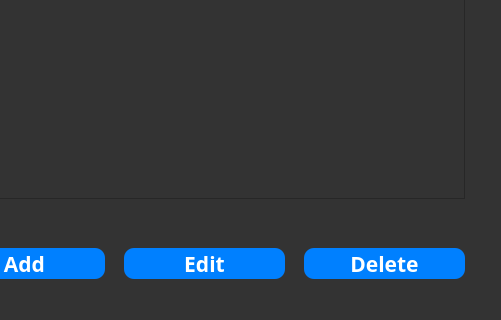
First picture: the form in ui/main.ui, repository Alchemmist/SchoolRing, before the edit; both pictures show x 286 to 787 and y 262 to 582 of the 787 by 582 pixel window.
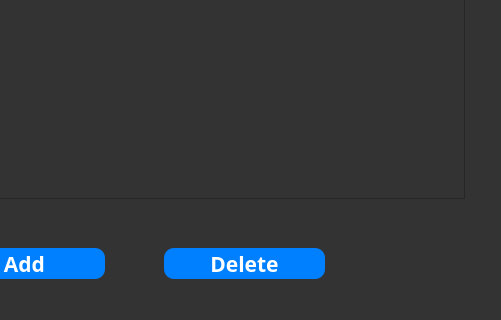
Second picture: the form after the edit. Icons and pictures are not drawn.

```diff
--- a/ui/main.ui
+++ b/ui/main.ui
@@ -301,36 +301,6 @@
        <string>Add</string>
       </property>
      </widget>
-     <widget class="QPushButton" name="edit_schedule_button">
-      <property name="geometry">
-       <rect>
-        <x>390</x>
-        <y>520</y>
-        <width>161</width>
-        <height>31</height>
-       </rect>
-      </property>
-      <property name="font">
-       <font>
-        <family>Yandex Sans Text</family>
-        <pointsize>16</pointsize>
-        <weight>75</weight>
-        <bold>true</bold>
-       </font>
-      </property>
-      <property name="cursor">
-       <cursorShape>PointingHandCursor</cursorShape>
-      </property>
-      <property name="styleSheet">
-       <string notr="true">border-radius : 10; 
-border : 0px solid white;
-background-color: #0080ff;
-color: white</string>
-      </property>
-      <property name="text">
-       <string>Edit</string>
-      </property>
-     </widget>
      <widget class="QScrollArea" name="scrollArea_2">
       <property name="geometry">
        <rect>
@@ -367,7 +337,7 @@
      <widget class="QPushButton" name="set_schedule_button_2">
       <property name="geometry">
        <rect>
-        <x>570</x>
+        <x>430</x>
         <y>520</y>
         <width>161</width>
         <height>31</height>
```
Left out of the diff: 7 changed lines with no effect on the pictures.
